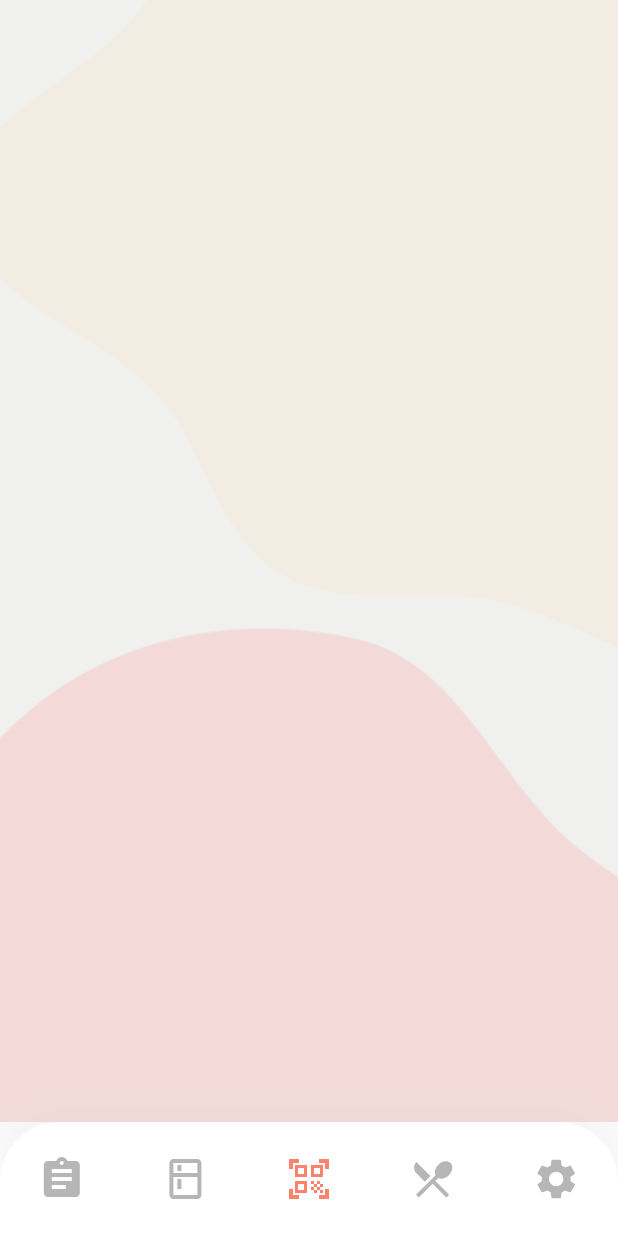
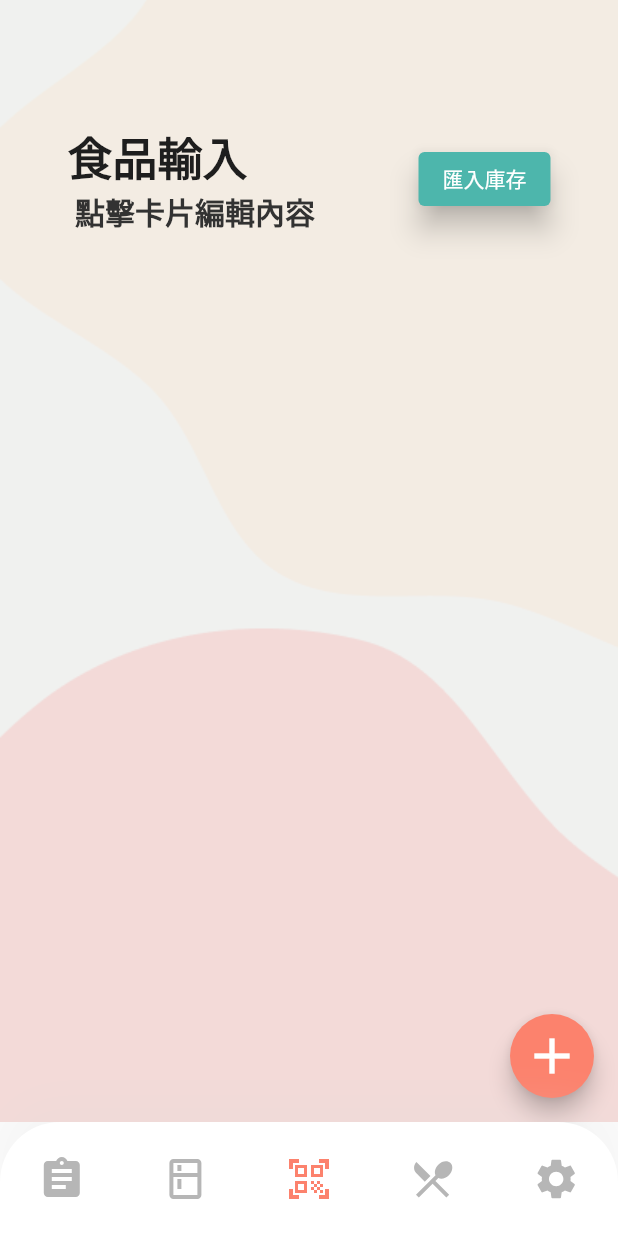
Before and after one commit to FOR-Shu/App_TaoSian, a Flutter app: the screen it shows after launch, on a phone screen of 412 x 824 dp. Run offline on Flutter 3.47's test engine with Material 2 defaults, Android fonts, the phone set to English and light mode, and no system bars; our stand-ins replace flutter_svg; Roboto replaces fonts that are missing (Noto_Serif_TC).

Commit message:
- qrscan home finish

```diff
--- a/main_app/lib/screens/qrscan/components/body.dart
+++ b/main_app/lib/screens/qrscan/components/body.dart
@@ -1,10 +1,27 @@
 import 'package:flutter/material.dart';
+import 'package:main_app/constants.dart';
 import '../../../size_config.dart';
 
 class Body extends StatelessWidget {
+  const Body({Key? key}) : super(key: key);
+
   @override
   Widget build(BuildContext context) {
+    var size = MediaQuery.of(context).size;
     return Scaffold(
+      floatingActionButtonLocation: FloatingActionButtonLocation.endFloat,
+      floatingActionButton: FloatingActionButton(
+        onPressed: () {
+          // Add your onPressed code here!
+          print('press...');
+        },
+        backgroundColor: kPrimaryColor,
+        child: Icon(
+          Icons.add,
+          size: 40.0,
+          color: Colors.white,
+        ),
+      ),
       body: Container(
         width: double.infinity,
         decoration: BoxDecoration(
@@ -14,6 +31,63 @@ class Body extends StatelessWidget {
             fit: BoxFit.fitWidth,
           ),
         ),
+        child: Column(
+          crossAxisAlignment: CrossAxisAlignment.start,
+          children: <Widget>[
+            SizedBox(height: size.height * .1),
+            Padding(
+              padding: const EdgeInsets.symmetric(horizontal: 45),
+              child: Row(
+                children: [
+                  RichText(
+                    text: TextSpan(
+                      children: [
+                        TextSpan(
+                            style: TextStyle(
+                              color: Color.fromARGB(255, 30, 30, 30),
+                              fontWeight: FontWeight.w900,
+                              fontFamily: 'Noto_Serif_TC',
+                              fontSize: 30,
+                            ),
+                            text: "食品輸入"),
+                        TextSpan(
+                          text: "\n 點擊卡片編輯內容",
+                          style: TextStyle(
+                            color: Color.fromARGB(255, 50, 50, 50),
+                            fontSize: 20,
+                            fontWeight: FontWeight.w600,
+                            fontFamily: 'Noto_Serif_TC',
+                          ),
+                        ),
+                      ],
+                    ),
+                  ),
+                  Expanded(
+                    //塞間隔
+                    child: Container(),
+                  ),
+                  SizedBox(
+                    child: Align(
+                      alignment: Alignment(0.60, 0.80),
+                      child: ElevatedButton(
+                        style: ElevatedButton.styleFrom(
+                          primary:
+                              Colors.teal.shade300, //background color of button
+                          elevation: 8, //elevation of button
+                        ),
+                        onPressed: () {
+                          // Add your onPressed code here!
+                          print('press...');
+                        },
+                        child: const Text('匯入庫存'),
+                      ),
+                    ),
+                  ),
+                ],
+              ),
+            ),
+          ],
+        ),
       ),
     );
   }
```
Also changed, not shown: main_app/lib/screens/home/components/body.dart (+44 -0 lines).
